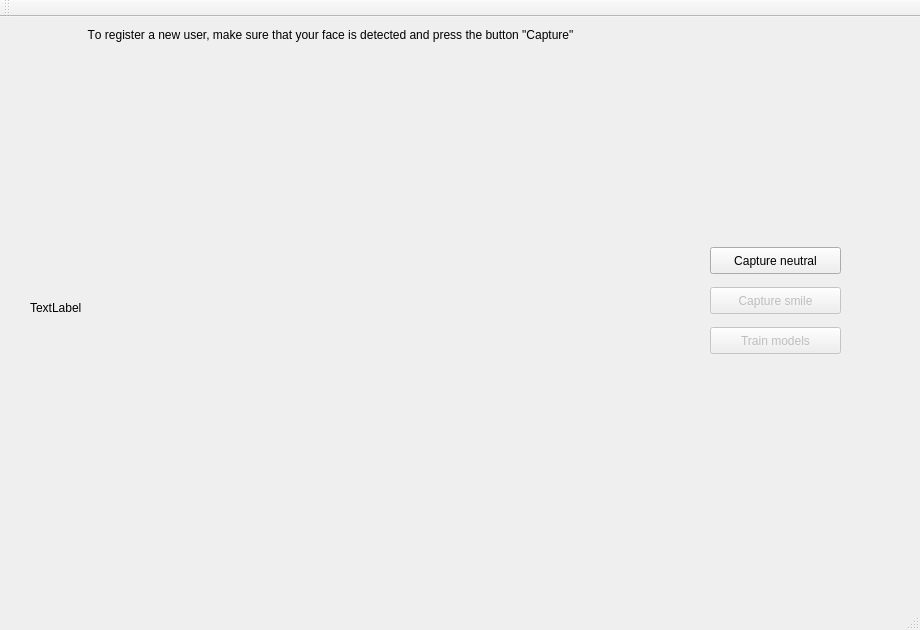
The window that all_parts_gui/mainwindow.ui (PAMFaceRec/PAMFaceRec) describes before a commit, drawn with Qt 5.
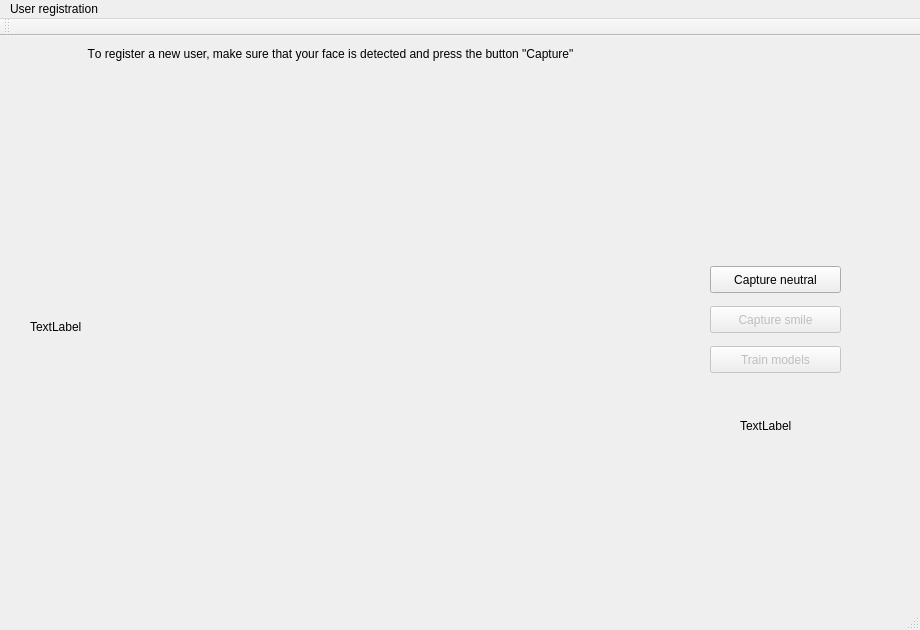
The same window after the commit.

Patch:
```diff
--- a/all_parts_gui/mainwindow.ui
+++ b/all_parts_gui/mainwindow.ui
@@ -88,6 +88,22 @@
      <string>Train models</string>
     </property>
    </widget>
+   <widget class="QLabel" name="label_3">
+    <property name="geometry">
+     <rect>
+      <x>740</x>
+      <y>360</y>
+      <width>60</width>
+      <height>60</height>
+     </rect>
+    </property>
+    <property name="text">
+     <string>TextLabel</string>
+    </property>
+    <property name="scaledContents">
+     <bool>true</bool>
+    </property>
+   </widget>
   </widget>
   <widget class="QMenuBar" name="menuBar">
    <property name="geometry">
@@ -98,6 +114,12 @@
      <height>25</height>
     </rect>
    </property>
+   <widget class="QMenu" name="menuFrfrfr">
+    <property name="title">
+     <string>User registration</string>
+    </property>
+   </widget>
+   <addaction name="menuFrfrfr"/>
   </widget>
   <widget class="QToolBar" name="mainToolBar">
    <attribute name="toolBarArea">
```
Left out of the diff: 2 changed lines with no effect on the pictures.
